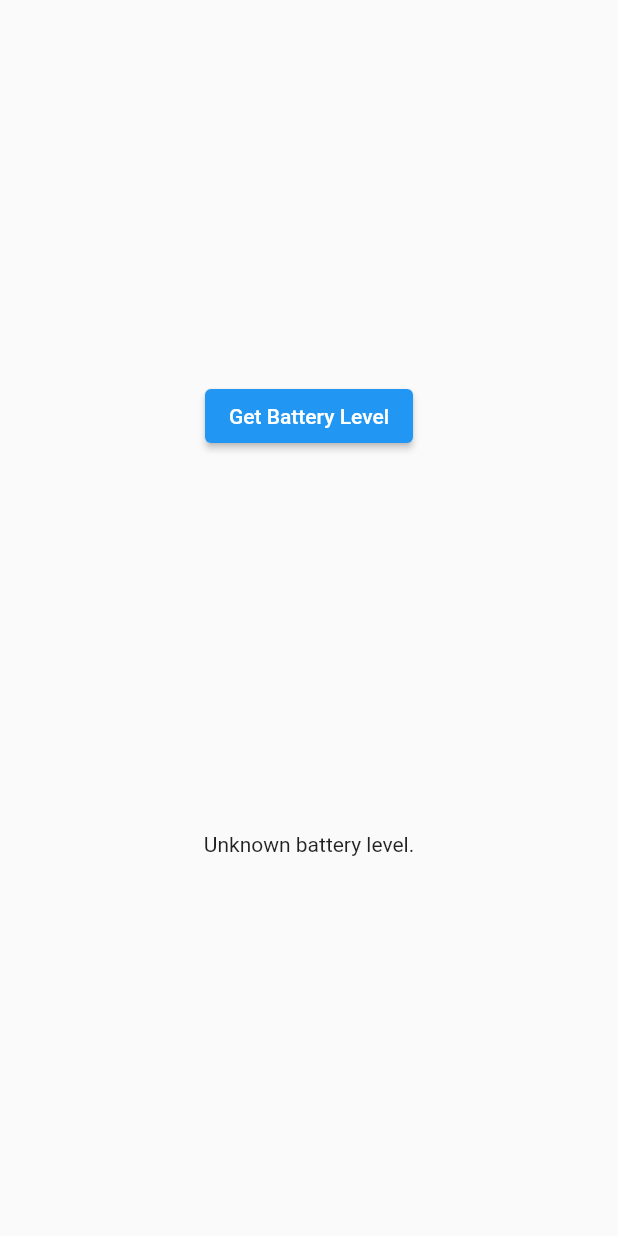
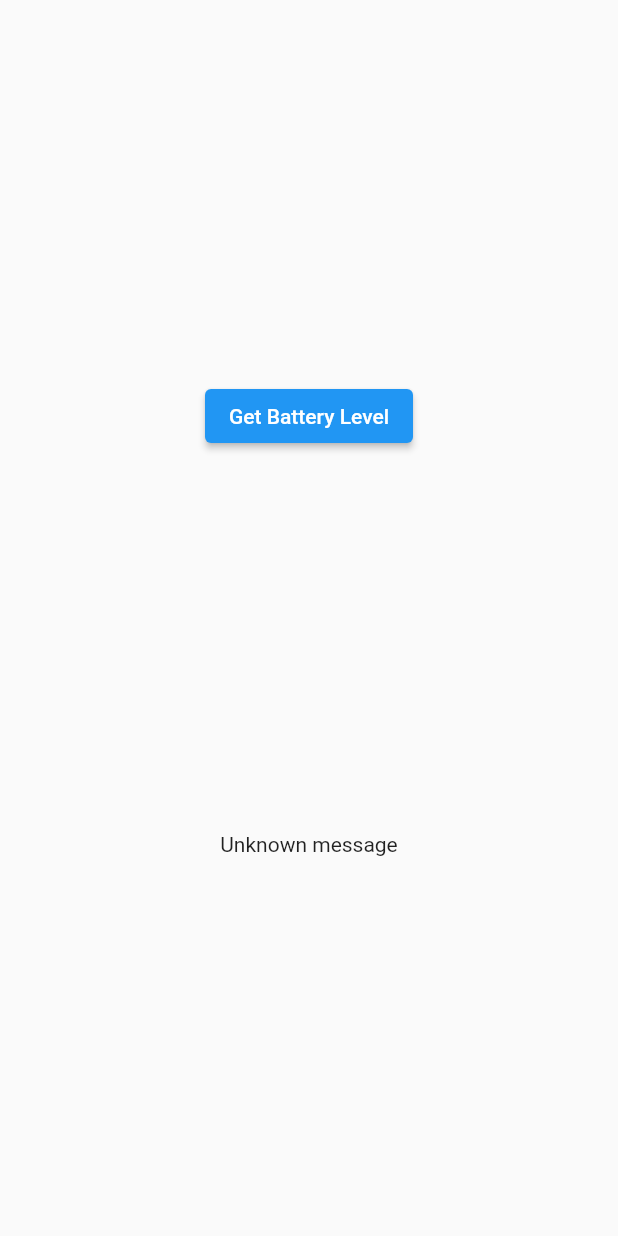
Before and after one commit to serenahuang1995/STYLiSH, a Flutter app: the screen it shows after launch, on a phone screen of 412 x 824 dp. Run offline on Flutter 3.47's test engine with Material 2 defaults, Android fonts, the light colour scheme and no system bars; our stand-ins replace dio, flutter_bloc, simple_gradient_text.

Commit message:
從iOS回傳字串

```diff
--- a/batterylevel/lib/main.dart
+++ b/batterylevel/lib/main.dart
@@ -1,5 +1,4 @@
 import 'dart:async';
-import 'dart:developer';
 import 'package:flutter/material.dart';
 import 'package:flutter/services.dart';
 
@@ -51,24 +50,37 @@ class MyHomePage extends StatefulWidget {
 }
 
 class _MyHomePageState extends State<MyHomePage> {
-  static const platform = MethodChannel('samples.flutter.dev/battery');
+  static const platform = MethodChannel('samples.flutter.dev/string');
 
   // Get battery level.
-  String _batteryLevel = 'Unknown battery level.';
+  String _message = 'Unknown message';
 
-  Future<String> _getBatteryLevel() async {
-    String batteryLevel;
+  @override
+  void initState() {
+    super.initState();
+
+    platform.setMethodCallHandler((call) {
+      if (call.method == 'getString') {
+        final String result = call.arguments['message'];
+        print('get message from iOS - $result');
+      }
+      return Future.value();
+    });
+  }
+
+  Future<void> _getMessageFromNative() async {
+    String message;
     try {
-      batteryLevel = 'Battery level at ${await platform.invokeMethod('getBatteryLevel')} % .';
+      final String result = await platform.invokeMethod('getString');
+      message = 'get message from iOS - $result.';
     } on PlatformException catch (e) {
-      batteryLevel = "Failed to get battery level: '${e.message}'.";
+      message = "Failed to get message: '${e.message}'.";
     }
 
     setState(() {
-      _batteryLevel = batteryLevel;
+      _message = message;
+      print(_message);
     });
-
-    return batteryLevel;
   }
 
   @override
@@ -79,12 +91,10 @@ class _MyHomePageState extends State<MyHomePage> {
           mainAxisAlignment: MainAxisAlignment.spaceEvenly,
           children: [
             ElevatedButton(
-              onPressed: () {
-                _getBatteryLevel();
-              },
+              onPressed: _getMessageFromNative,
               child: const Text('Get Battery Level'),
             ),
-            Text(_batteryLevel),
+            Text(_message),
           ],
         ),
       ),
```
Also changed, not shown: 1 other file.
